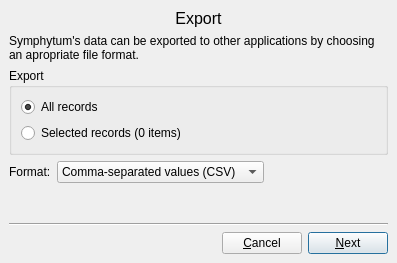
Above: ui/exportdialog.ui from giowck/symphytum before the change. Below: the same form after it.
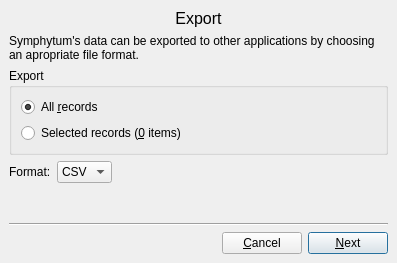
That is the form after the change.

Commit message: Make export dialog consistent with import dialog, both should use the same format specification CSV, also because of issue #28

Diff of the .ui file:
```diff
--- a/ui/exportdialog.ui
+++ b/ui/exportdialog.ui
@@ -62,7 +62,7 @@
           <item>
            <widget class="QRadioButton" name="allRecordsRadio">
             <property name="text">
-             <string>All records</string>
+             <string>All &amp;records</string>
             </property>
             <property name="checked">
              <bool>true</bool>
@@ -72,7 +72,7 @@
           <item>
            <widget class="QRadioButton" name="selectedRecordsRadio">
             <property name="text">
-             <string>Selected records (0 items)</string>
+             <string>Selected records (&amp;0 items)</string>
             </property>
            </widget>
           </item>
@@ -95,7 +95,7 @@
            </property>
            <item>
             <property name="text">
-             <string>Comma-separated values (CSV)</string>
+             <string>CSV</string>
             </property>
            </item>
           </widget>
```
Left out of the diff: 11 changed lines with no effect on the pictures.
